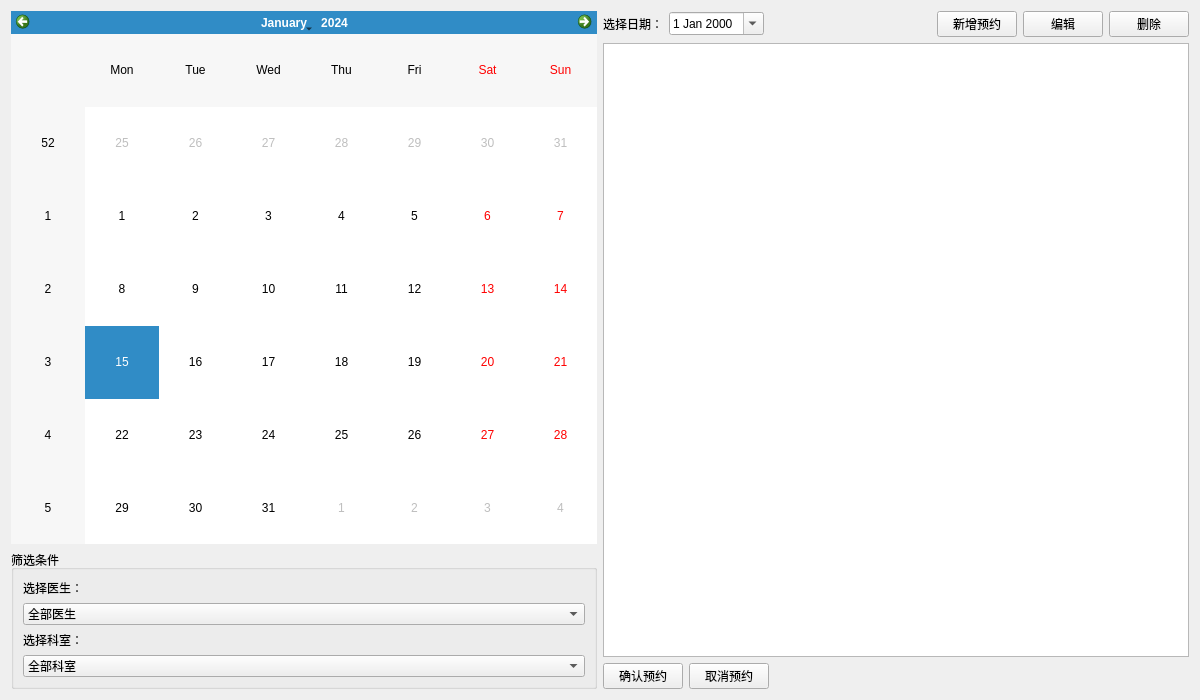
First picture: the form in appointmentview.ui, repository jiaminxu-design/qt-medical_system, before the edit.
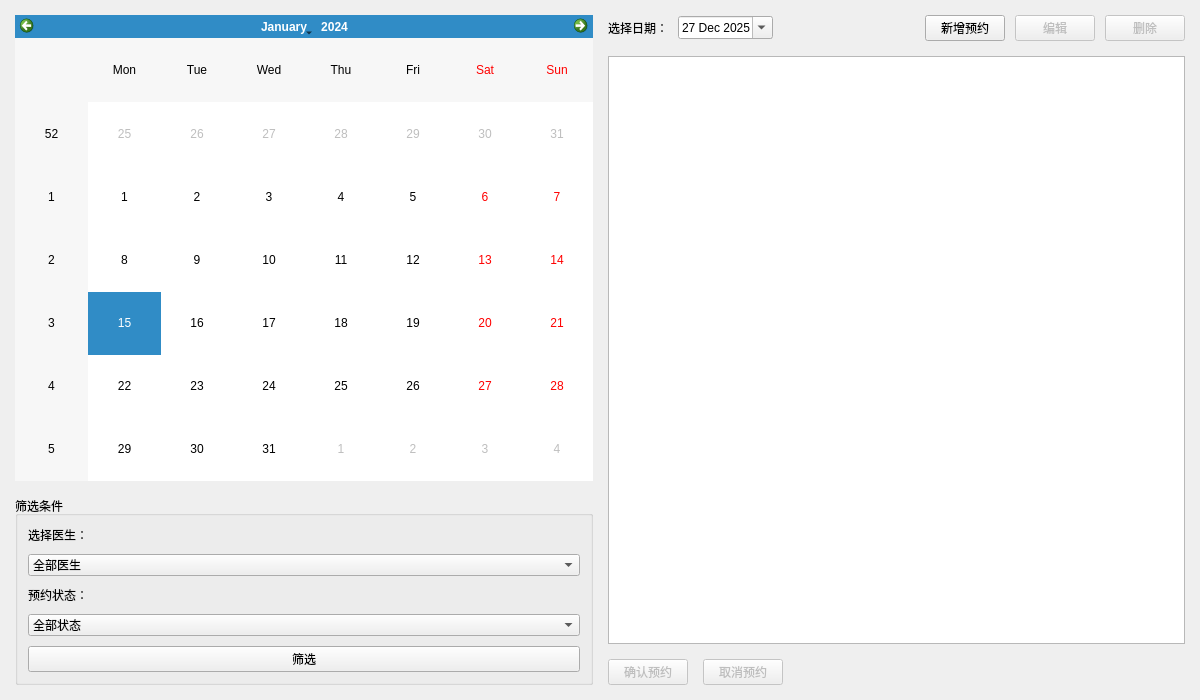
Second picture: the form after the edit.

Commit message: 完成预约系统界面

```diff
--- a/appointmentview.ui
+++ b/appointmentview.ui
@@ -14,8 +14,19 @@
    <string>预约排班管理</string>
   </property>
   <layout class="QHBoxLayout" name="horizontalLayout">
+   <property name="spacing">
+    <number>15</number>
+   </property>
+   <property name="margin">
+    <number>15</number>
+   </property>
+   <!-- 左侧：日历+筛选区（移除科室筛选） -->
    <item>
     <layout class="QVBoxLayout" name="verticalLayout_2">
+     <property name="spacing">
+      <number>15</number>
+     </property>
+     <!-- 日历控件（可视化选日期） -->
      <item>
       <widget class="QCalendarWidget" name="calendarWidget"/>
      </item>
@@ -25,6 +36,12 @@
         <string>筛选条件</string>
        </property>
        <layout class="QVBoxLayout" name="verticalLayout_3">
+        <property name="spacing">
+         <number>10</number>
+        </property>
+        <property name="margin">
+         <number>10</number>
+        </property>
         <item>
          <widget class="QLabel" name="label">
           <property name="text">
@@ -42,9 +59,9 @@
          </widget>
         </item>
         <item>
-         <widget class="QLabel" name="label">
+         <widget class="QLabel" name="labelStatusFilter">
           <property name="text">
-           <string>选择科室：</string>
+           <string>预约状态：</string>
           </property>
          </widget>
         </item>
@@ -52,9 +69,32 @@
          <widget class="QComboBox" name="comboDepartment">
           <item>
            <property name="text">
-            <string>全部科室</string>
+            <string>全部状态</string>
            </property>
           </item>
+          <item>
+           <property name="text">
+            <string>未确认</string>
+           </property>
+          </item>
+          <item>
+           <property name="text">
+            <string>已确认</string>
+           </property>
+          </item>
+          <item>
+           <property name="text">
+            <string>已取消</string>
+           </property>
+          </item>
+         </widget>
+        </item>
+        <!-- 新增：筛选按钮（触发筛选逻辑） -->
+        <item>
+         <widget class="QPushButton" name="btFilter">
+          <property name="text">
+           <string>筛选</string>
+          </property>
          </widget>
         </item>
        </layout>
@@ -64,10 +104,17 @@
    </item>
    <item>
     <layout class="QVBoxLayout" name="verticalLayout">
+     <property name="spacing">
+      <number>15</number>
+     </property>
+     <!-- 日期选择+增删改按钮 -->
      <item>
       <layout class="QHBoxLayout" name="horizontalLayout_2">
+       <property name="spacing">
+        <number>10</number>
+       </property>
        <item>
-        <widget class="QLabel" name="label">
+        <widget class="QLabel" name="labelDate">
          <property name="text">
           <string>选择日期：</string>
          </property>
@@ -78,6 +125,14 @@
          <property name="calendarPopup">
           <bool>true</bool>
          </property>
+         <!-- 默认选中当天 -->
+         <property name="date">
+          <date>
+           <year>2025</year>
+           <month>12</month>
+           <day>27</day>
+          </date>
+         </property>
         </widget>
        </item>
        <item>
@@ -105,6 +160,10 @@
          <property name="text">
           <string>编辑</string>
          </property>
+         <!-- 默认禁用，选中记录后启用 -->
+         <property name="enabled">
+          <bool>false</bool>
+         </property>
         </widget>
        </item>
        <item>
@@ -112,6 +171,9 @@
          <property name="text">
           <string>删除</string>
          </property>
+         <property name="enabled">
+          <bool>false</bool>
+         </property>
         </widget>
        </item>
       </layout>
@@ -127,6 +189,13 @@
        <property name="selectionBehavior">
         <enum>QAbstractItemView::SelectRows</enum>
        </property>
+       <!-- 表格自动填充剩余空间 -->
+       <property name="sizePolicy">
+        <sizepolicy hsizetype="Expanding" vsizetype="Expanding">
+         <horstretch>0</horstretch>
+         <verstretch>1</verstretch>
+        </sizepolicy>
+       </property>
       </widget>
      </item>
      <item>
@@ -136,6 +205,9 @@
          <property name="text">
           <string>确认预约</string>
          </property>
+         <property name="enabled">
+          <bool>false</bool>
+         </property>
         </widget>
        </item>
        <item>
@@ -143,6 +215,9 @@
          <property name="text">
           <string>取消预约</string>
          </property>
+         <property name="enabled">
+          <bool>false</bool>
+         </property>
         </widget>
        </item>
        <item>
```
Left out of the diff: 29 changed lines with no effect on the pictures. The commit also changes 4 other files.
